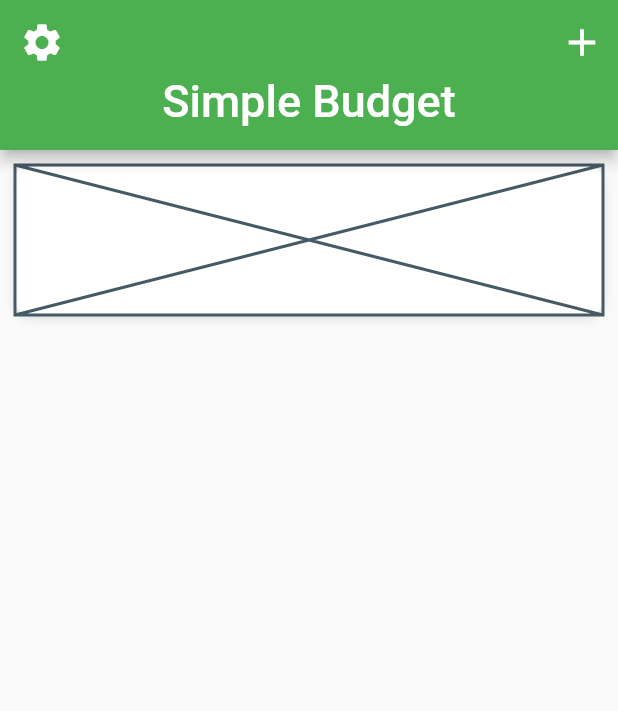
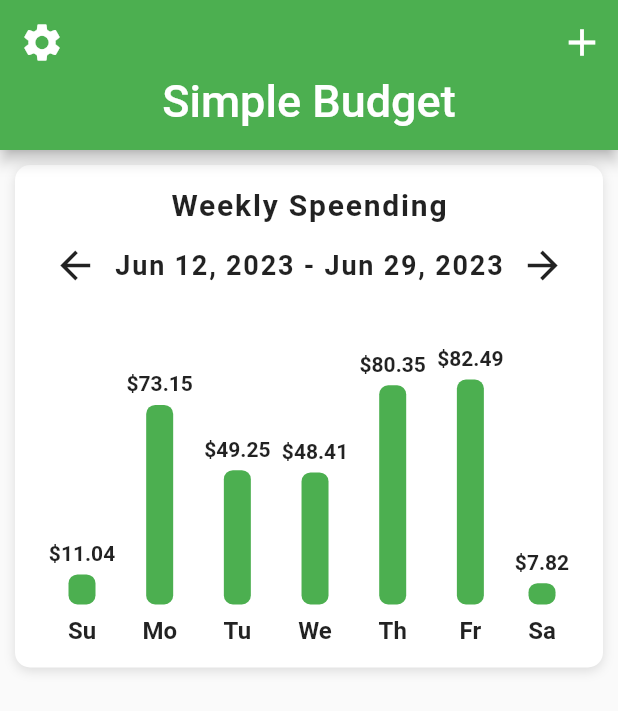
Before and after one commit to Alessandro124/CapitiniBudgetApp, a Flutter app: the screen it shows after launch, on a phone screen of 412 x 824 dp. Shown: the top 711 px of the screen. Run offline on Flutter 3.47's test engine with Material 2 defaults, Android fonts, the phone set to English and light mode, and no system bars.

Commit message:
bar-chart-done

```diff
--- a/lib/screens/home_screen.dart
+++ b/lib/screens/home_screen.dart
@@ -43,7 +43,6 @@ class _HomeScreenState extends State<HomeScreen> {
                 SliverChildBuilderDelegate((BuildContext context, int index) {
               return Container(
                 margin: const EdgeInsets.all(10.0),
-                height: 100.0,
                 decoration: BoxDecoration(
                     color: Colors.white,
                     boxShadow: const [
--- a/lib/widgets/bar_chart.dart
+++ b/lib/widgets/bar_chart.dart
@@ -5,8 +5,112 @@ class BarChart extends StatelessWidget {
 
   final List<double> expenses;
 
+
   @override
   Widget build(BuildContext context) {
-    return const Placeholder();
+
+    double mostExpensive = 0;
+    expenses.forEach((double price){
+      if(price > mostExpensive){
+        mostExpensive = price;
+      }
+    });
+
+    return Padding(
+      padding: const EdgeInsets.all(15.0),
+      child: Column(
+        children: [
+          const Text(
+            'Weekly Speending',
+            style: TextStyle(
+                fontSize: 20.0, fontWeight: FontWeight.bold, letterSpacing: 1.2),
+          ),
+          const SizedBox(height: 5.0),
+          Row(
+            mainAxisAlignment: MainAxisAlignment.spaceAround,
+            children: [
+              IconButton(
+                onPressed: () {},
+                icon: const Icon(
+                  Icons.arrow_back,
+                ),
+                iconSize: 30.0,
+              ),
+              const Text(
+                'Jun 12, 2023 - Jun 29, 2023',
+                style: TextStyle(
+                    fontSize: 18.0,
+                    fontWeight: FontWeight.bold,
+                    letterSpacing: 1.2),
+              ),
+              IconButton(
+                onPressed: () {},
+                icon: const Icon(
+                  Icons.arrow_forward,
+                ),
+                iconSize: 30.0,
+              ),
+            ],
+          ),
+          const SizedBox(height: 30.0),
+          Row(
+            mainAxisAlignment: MainAxisAlignment.spaceEvenly,
+            crossAxisAlignment: CrossAxisAlignment.end,
+            children: [
+              Bar(label: 'Su', amountSpent: expenses[0], mostExpensive: mostExpensive),
+              Bar(label: 'Mo', amountSpent: expenses[1], mostExpensive: mostExpensive),
+              Bar(label: 'Tu', amountSpent: expenses[2], mostExpensive: mostExpensive),
+              Bar(label: 'We', amountSpent: expenses[3], mostExpensive: mostExpensive),
+              Bar(label: 'Th', amountSpent: expenses[4], mostExpensive: mostExpensive),
+              Bar(label: 'Fr', amountSpent: expenses[5], mostExpensive: mostExpensive),
+              Bar(label: 'Sa', amountSpent: expenses[6], mostExpensive: mostExpensive),
+            ],
+          ),
+        ],
+      ),
+    );
   }
 }
+
+class Bar extends StatelessWidget {
+  const Bar(
+      {required this.label,
+      required this.amountSpent,
+      required this.mostExpensive,
+      super.key});
+
+  final String label;
+  final double amountSpent;
+  final double mostExpensive;
+
+  final double _maxBarHeight = 150.0;
+
+  @override
+  Widget build(BuildContext context) {
+    final barHeight = amountSpent / mostExpensive * _maxBarHeight;
+    return Column(
+      children: [
+        Text(
+          '\$${amountSpent.toStringAsFixed(2)}',
+          style: const TextStyle(fontWeight: FontWeight.w600),
+        ),
+        const SizedBox(
+          height: 6.0,
+        ),
+        Container(
+          height: barHeight,
+          width: 18.0,
+          decoration: BoxDecoration(
+            color: Theme.of(context).primaryColor,
+            borderRadius: BorderRadius.circular(6.0),
+          ),
+        ),
+        const SizedBox(height: 8.0),
+        Text(
+          label,
+          style: const TextStyle(fontSize: 16.0, fontWeight: FontWeight.w600),
+        ),
+      ],
+    );
+  }
+}
```
